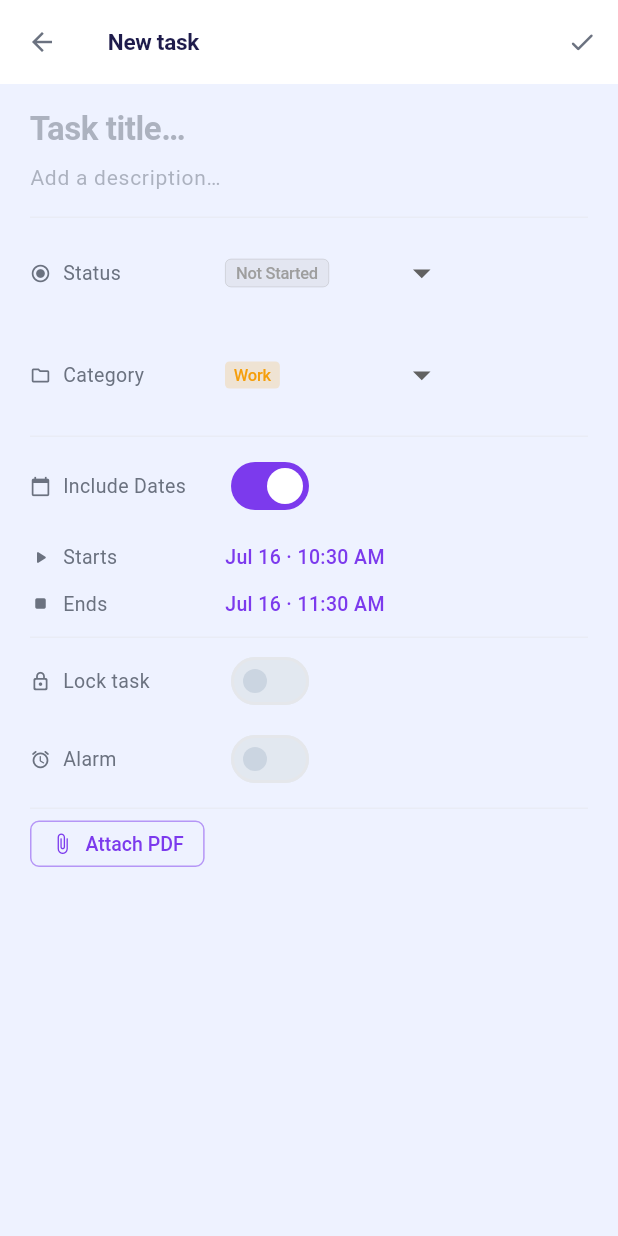
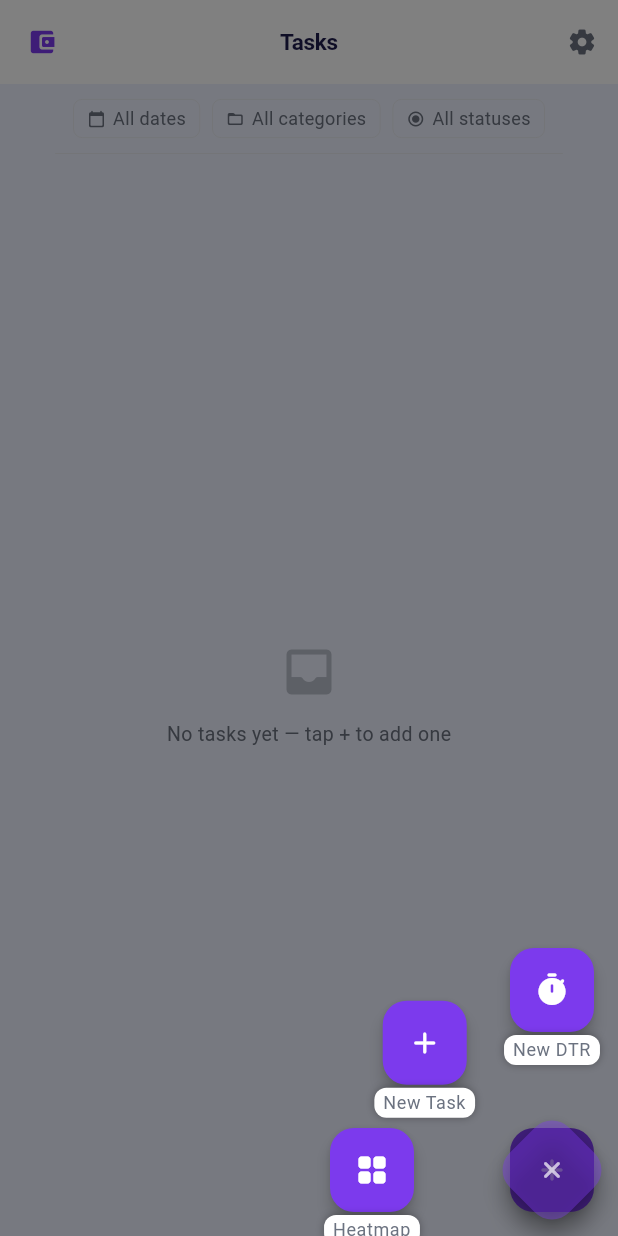
Before and after one commit to YukiTachi-prod/BudgetKo, a Flutter app: the screen it shows after launch, after a tap on the "add" icon, on a phone screen of 412 x 824 dp. Run offline on Flutter 3.47's test engine with Material 3 defaults, Android fonts, the phone set to English and light mode, and no system bars; our stand-ins replace csv, drift, file_picker, fl_chart, flutter_colorpicker, flutter_local_notifications and 4 more; missing offline and left inert: syncfusion_flutter_pdfviewer; accounts and stored records are empty; generated files the repository leaves out were written again.

Commit message:
even more shit

```diff
--- a/lib/providers/settings_provider.dart
+++ b/lib/providers/settings_provider.dart
@@ -25,7 +25,7 @@ class SettingsProvider with ChangeNotifier {
   String _defaultMainScreen = 'Notes';
   String? _alarmSoundPath;
   String _alarmChannelId = 'task_alarms';
-  List<String> _categories = ['Work', 'Personal', 'Shopping', 'Health'];
+  List<String> _categories = ['Work', 'Personal', 'Shopping', 'Health', 'DTR'];
   List<String> _statuses = ['Not Started', 'Ongoing', 'Finished', 'Dropped'];
   Map<String, int> _statusColors = {
     'Not Started': Colors.grey.toARGB32(),
@@ -62,7 +62,10 @@ class SettingsProvider with ChangeNotifier {
     _defaultMainScreen = prefs.getString(_keyDefaultMainScreen) ?? 'Notes';
     _categories =
         prefs.getStringList(_keyCategories) ??
-        ['Work', 'Personal', 'Shopping', 'Health'];
+        ['Work', 'Personal', 'Shopping', 'Health', 'DTR'];
+    if (!_categories.contains('DTR')) {
+      _categories.add('DTR');
+    }
     _statuses =
         prefs.getStringList(_keyStatuses) ??
         ['Not Started', 'Ongoing', 'Finished', 'Dropped'];
@@ -154,6 +157,7 @@ class SettingsProvider with ChangeNotifier {
   }
 
   Future<void> removeCategory(String category) async {
+    if (category == 'DTR') return;
     _categories.remove(category);
     final prefs = await SharedPreferences.getInstance();
     await prefs.setStringList(_keyCategories, _categories);
@@ -209,7 +213,7 @@ class SettingsProvider with ChangeNotifier {
     _currency = '₱';
     _defaultMainScreen = 'Notes';
     _themeColor = null;
-    _categories = ['Work', 'Personal', 'Shopping', 'Health'];
+    _categories = ['Work', 'Personal', 'Shopping', 'Health', 'DTR'];
     _statuses = ['Not Started', 'Ongoing', 'Finished', 'Dropped'];
     _statusColors = {
       'Not Started': Colors.grey.toARGB32(),
--- a/lib/screens/budget_screen.dart
+++ b/lib/screens/budget_screen.dart
@@ -12,6 +12,7 @@ import 'package:flutter_colorpicker/flutter_colorpicker.dart';
 import '../utils/math_util.dart';
 import 'main_screen.dart';
 import 'settings_screen.dart';
+import '../widgets/transition_placeholder.dart';
 
 class BudgetScreen extends StatelessWidget {
   final bool isDefault;
@@ -456,7 +457,8 @@ class BudgetScreen extends StatelessWidget {
             ),
           ],
         ),
-        body: TabBarView(
+        body: TransitionPlaceholder(
+          child: TabBarView(
             children: [
               SingleChildScrollView(
                 padding: const EdgeInsets.all(16.0),
@@ -699,6 +701,7 @@ class BudgetScreen extends StatelessWidget {
               const BudgetAnalyticsTab(),
             ],
           ),
+        ),
         floatingActionButton: FloatingActionButton.extended(
           backgroundColor: theme.colorScheme.primary,
           foregroundColor: Colors.white,
--- a/lib/screens/dashboard_screen.dart
+++ b/lib/screens/dashboard_screen.dart
@@ -2,6 +2,7 @@ import 'package:flutter/material.dart';
 import 'package:provider/provider.dart';
 import '../providers/task_provider.dart';
 import '../widgets/task_list_view.dart';
+import '../widgets/transition_placeholder.dart';
 
 class DashboardScreen extends StatelessWidget {
   const DashboardScreen({super.key});
@@ -9,9 +10,11 @@ class DashboardScreen extends StatelessWidget {
   @override
   Widget build(BuildContext context) {
     final tasks = Provider.of<TaskProvider>(context).tasks;
-    return TaskListView(
-      tasks: tasks,
-      emptyMessage: 'No tasks yet — tap + to add one',
+    return TransitionPlaceholder(
+      child: TaskListView(
+        tasks: tasks,
+        emptyMessage: 'No tasks yet — tap + to add one',
+      ),
     );
   }
 }
--- a/lib/screens/main_screen.dart
+++ b/lib/screens/main_screen.dart
@@ -2,8 +2,10 @@ import 'package:flutter/material.dart';
 import 'package:tasker/screens/dashboard_screen.dart';
 import 'package:tasker/screens/settings_screen.dart';
 import 'package:tasker/screens/task_edit_screen.dart';
+import 'package:tasker/screens/dtr_screen.dart';
 import 'package:tasker/screens/heatmap_screen.dart';
 import 'package:tasker/screens/budget_screen.dart';
+import 'package:tasker/widgets/radial_menu_fab.dart';
 
 class MainScreen extends StatefulWidget {
   const MainScreen({super.key});
@@ -17,6 +19,13 @@ class _MainScreenState extends State<MainScreen> {
     Navigator.push(
       context,
       MaterialPageRoute(builder: (_) => const TaskEditScreen()),
+    );
+  }
+
+  void _openNewDtrTask() {
+    Navigator.push(
+      context,
+      MaterialPageRoute(builder: (_) => const DtrScreen()),
     );
   }
 
@@ -80,6 +89,7 @@ class _MainScreenState extends State<MainScreen> {
           _DesktopHeader(
             title: 'Tasks',
             onNewTask: _openNewTask,
+            onNewDtrTask: _openNewDtrTask,
             onOpenHeatmap: _openHeatmap,
             onOpenBudget: _openBudget,
             onOpenSettings: () {
@@ -101,29 +111,13 @@ class _MainScreenState extends State<MainScreen> {
       appBar: AppBar(
         title: const Text('Tasks'),
         centerTitle: true,
-        leadingWidth: 140, // accommodate 3 icons
-        leading: Row(
-          mainAxisSize: MainAxisSize.min,
-          children: [
-            IconButton(
+        leading: IconButton(
           icon: Icon(
             Icons.account_balance_wallet_rounded,
             color: Theme.of(context).colorScheme.primary,
           ),
           onPressed: _openBudget,
           tooltip: 'Wallet',
-            ),
-            IconButton(
-              icon: const Icon(Icons.grid_view_rounded),
-              onPressed: _openHeatmap,
-              tooltip: 'Web: Open Heatmap (Squeeze)',
-            ),
-            IconButton(
-              icon: const Icon(Icons.add_rounded),
-              onPressed: _openNewTask,
-              tooltip: 'New task',
-            ),
-          ],
         ),
         actions: [
           IconButton(
@@ -139,6 +133,27 @@ class _MainScreenState extends State<MainScreen> {
         ],
       ),
       body: const DashboardScreen(),
+      floatingActionButton: RadialMenuFab(
+        mainIcon: Icons.add_rounded,
+        onMainTap: _openNewTask,
+        items: [
+          RadialMenuItem(
+            icon: Icons.grid_view_rounded,
+            onTap: _openHeatmap,
+            tooltip: 'Heatmap',
+          ),
+          RadialMenuItem(
+            icon: Icons.add_rounded,
+            onTap: _openNewTask,
+            tooltip: 'New Task',
+          ),
+          RadialMenuItem(
+            icon: Icons.timer_rounded,
+            onTap: _openNewDtrTask,
+            tooltip: 'New DTR',
+          ),
+        ],
+      ),
     );
   }
 }
@@ -146,6 +161,7 @@ class _MainScreenState extends State<MainScreen> {
 class _DesktopHeader extends StatelessWidget {
   final String title;
   final VoidCallback onNewTask;
+  final VoidCallback onNewDtrTask;
   final VoidCallback onOpenHeatmap;
   final VoidCallback onOpenBudget;
   final VoidCallback onOpenSettings;
@@ -153,6 +169,7 @@ class _DesktopHeader extends StatelessWidget {
   const _DesktopHeader({
     required this.title,
     required this.onNewTask,
+    required this.onNewDtrTask,
     required this.onOpenHeatmap,
     required this.onOpenBudget,
     required this.onOpenSettings,
@@ -190,6 +207,12 @@ class _DesktopHeader extends StatelessWidget {
             label: const Text('New task'),
             onPressed: onNewTask,
           ),
+          const SizedBox(width: 8),
+          FilledButton.tonalIcon(
+            icon: const Icon(Icons.timer_rounded, size: 16),
+            label: const Text('New DTR'),
+            onPressed: onNewDtrTask,
+          ),
           const Spacer(),
           Text(title, style: theme.textTheme.titleLarge),
           const Spacer(),
--- a/lib/screens/settings_screen.dart
+++ b/lib/screens/settings_screen.dart
@@ -10,6 +10,7 @@ import 'package:file_picker/file_picker.dart';
 import '../services/platform/platform_file_service.dart';
 import '../services/notification/notification_service.dart';
 import 'package:flutter_colorpicker/flutter_colorpicker.dart';
+import '../widgets/transition_placeholder.dart';
 
 class SettingsScreen extends StatelessWidget {
   const SettingsScreen({super.key});
@@ -21,7 +22,8 @@ class SettingsScreen extends StatelessWidget {
 
     return Scaffold(
       appBar: AppBar(title: const Text('Settings'), centerTitle: true),
-      body: ListView(
+      body: TransitionPlaceholder(
+        child: ListView(
           children: [
             _buildSectionHeader('Appearance'),
             ListTile(
@@ -274,6 +276,7 @@ class SettingsScreen extends StatelessWidget {
             ),
             const SizedBox(height: 32),
           ],
+        ),
       ),
     );
   }
--- /dev/null
+++ b/lib/widgets/radial_menu_fab.dart
@@ -0,0 +1,265 @@
+import 'package:flutter/material.dart';
+import 'dart:math' as math;
+
+class RadialMenuItem {
+  final IconData icon;
+  final VoidCallback onTap;
+  final String tooltip;
+  final Color? color;
+  final Color? iconColor;
+
+  RadialMenuItem({
+    required this.icon,
+    required this.onTap,
+    required this.tooltip,
+    this.color,
+    this.iconColor,
+  });
+}
+
+class RadialMenuFab extends StatefulWidget {
+  final List<RadialMenuItem> items;
+  final IconData mainIcon;
+  final VoidCallback? onMainTap;
+  final double radius;
+
+  const RadialMenuFab({
+    super.key,
+    required this.items,
+    this.mainIcon = Icons.add,
+    this.onMainTap,
+    this.radius = 120.0,
+  });
+
+  @override
+  State<RadialMenuFab> createState() => _RadialMenuFabState();
+}
+
+class _RadialMenuFabState extends State<RadialMenuFab> {
+  OverlayEntry? _overlayEntry;
+  bool _isOverlayOpen = false;
+  final GlobalKey<_RadialMenuOverlayWidgetState> _overlayKey = GlobalKey();
+
+  void _toggleOverlay(BuildContext context) {
+    if (_isOverlayOpen) {
+      _overlayKey.currentState?.closeMenu();
+      return;
+    }
+
+    _isOverlayOpen = true;
+    final renderBox = context.findRenderObject() as RenderBox;
+    final fabPosition = renderBox.localToGlobal(renderBox.size.center(Offset.zero));
+
+    _overlayEntry = OverlayEntry(
+      builder: (context) {
+        return _RadialMenuOverlayWidget(
+          key: _overlayKey,
+          items: widget.items,
+          mainIcon: widget.mainIcon,
+          radius: widget.radius,
+          fabPosition: fabPosition,
+          onClosed: _removeOverlay,
+        );
+      },
+    );
+
+    Overlay.of(context).insert(_overlayEntry!);
+  }
+
+  void _removeOverlay() {
+    if (_overlayEntry != null) {
+      _overlayEntry!.remove();
+      _overlayEntry = null;
+    }
+    _isOverlayOpen = false;
+  }
+
+  @override
+  Widget build(BuildContext context) {
+    return FloatingActionButton(
+      heroTag: 'radial_main',
+      elevation: 6,
+      backgroundColor: Theme.of(context).colorScheme.primary,
+      foregroundColor: Theme.of(context).colorScheme.onPrimary,
+      onPressed: () => _toggleOverlay(context),
+      child: Icon(widget.mainIcon),
+    );
+  }
+}
+
+class _RadialMenuOverlayWidget extends StatefulWidget {
+  final List<RadialMenuItem> items;
+  final IconData mainIcon;
+  final double radius;
+  final Offset fabPosition;
+  final VoidCallback onClosed;
+
+  const _RadialMenuOverlayWidget({
+    super.key,
+    required this.items,
+    required this.mainIcon,
+    required this.radius,
+    required this.fabPosition,
+    required this.onClosed,
+  });
+
+  @override
+  State<_RadialMenuOverlayWidget> createState() => _RadialMenuOverlayWidgetState();
+}
+
+class _RadialMenuOverlayWidgetState extends State<_RadialMenuOverlayWidget> with SingleTickerProviderStateMixin {
+  late AnimationController _controller;
+  late Animation<double> _animation;
+
+  @override
+  void initState() {
+    super.initState();
+    _controller = AnimationController(
+      vsync: this,
+      duration: const Duration(milliseconds: 250),
+    );
+    _animation = CurvedAnimation(parent: _controller, curve: Curves.easeOutCubic);
+    _controller.forward();
+  }
+
+  @override
+  void dispose() {
+    _controller.dispose();
+    super.dispose();
+  }
+
+  void closeMenu([VoidCallback? action]) {
+    _controller.reverse().then((_) {
+      if (action != null) action();
+      widget.onClosed();
+    });
+  }
+
+  @override
+  Widget build(BuildContext context) {
+    return Positioned.fill(
+      child: GestureDetector(
+        onTap: () => closeMenu(),
+        child: AnimatedBuilder(
+          animation: _animation,
+          builder: (context, child) {
+            return Container(
+              color: Colors.black.withValues(alpha: 0.5 * _animation.value),
+              child: Stack(
+                children: [
+                  // Radial items
+                  ...List.generate(widget.items.length, (index) {
+                    double startAngle = -math.pi; // Left
+                    double endAngle = -math.pi / 2; // Top
+
+                    double angle;
+                    if (widget.items.length == 1) {
+                      angle = -math.pi * 3 / 4;
+                    } else {
+                      angle = startAngle + (endAngle - startAngle) * (index / (widget.items.length - 1));
+                    }
+
+                    // Interpolate position from fab center to target
+                    final targetPos = Offset(
+                      widget.fabPosition.dx + widget.radius * math.cos(angle),
+                      widget.fabPosition.dy + widget.radius * math.sin(angle),
+                    );
+
+                    final currentPos = Offset.lerp(widget.fabPosition, targetPos, _animation.value)!;
+
+                    return Positioned(
+                      left: currentPos.dx - 28,
+                      top: currentPos.dy - 28,
+                      child: Transform.scale(
+                        scale: _animation.value,
+                        child: FloatingActionButton(
+                          heroTag: 'radial_$index',
+                          elevation: 4,
+                          backgroundColor: widget.items[index].color ?? Theme.of(context).colorScheme.primary,
+                          foregroundColor: widget.items[index].iconColor ?? Theme.of(context).colorScheme.onPrimary,
+                          onPressed: () {
+                            closeMenu(widget.items[index].onTap);
+                          },
+                          child: Icon(widget.items[index].icon),
+                        ),
+                      ),
+                    );
+                  }),
+
+                  // Tooltips
+                  ...List.generate(widget.items.length, (index) {
+                    double startAngle = -math.pi;
+                    double endAngle = -math.pi / 2;
+                    double angle = widget.items.length == 1
+                        ? -math.pi * 3 / 4
+                        : startAngle + (endAngle - startAngle) * (index / (widget.items.length - 1));
+
+                    final targetPos = Offset(
+                      widget.fabPosition.dx + widget.radius * math.cos(angle),
+                      widget.fabPosition.dy + widget.radius * math.sin(angle),
+                    );
+
+                    final currentPos = Offset.lerp(widget.fabPosition, targetPos, _animation.value)!;
+
+                    return Positioned(
+                      left: currentPos.dx - 40,
+                      top: currentPos.dy + 30, // below the button
+                      width: 80,
+                      child: Opacity(
+                        opacity: _animation.value,
+                        child: Center(
+                          child: Material(
+                            color: Colors.transparent,
+                            child: Container(
+                              padding: const EdgeInsets.symmetric(horizontal: 6, vertical: 2),
+                              decoration: BoxDecoration(
+                                color: Theme.of(context).colorScheme.surface,
+                                borderRadius: BorderRadius.circular(8),
+                                boxShadow: [
+                                  BoxShadow(
+                                    color: Colors.black.withValues(alpha: 0.3),
+                                    blurRadius: 4,
+                                  )
+                                ]
+                              ),
+                              child: Text(
+                                widget.items[index].tooltip,
+                                style: Theme.of(context).textTheme.bodySmall,
+                                textAlign: TextAlign.center,
+                              ),
+                            ),
+                          ),
+                        ),
+                      ),
+                    );
+                  }),
+
+                  // Main FAB button (centered) to close
+                  Positioned(
+                    left: widget.fabPosition.dx - 28,
+                    top: widget.fabPosition.dy - 28,
+                    child: Transform.rotate(
+                      angle: _animation.value * math.pi / 4, // rotates to form an X if it was a +
+                      child: FloatingActionButton(
+                        heroTag: 'radial_main_active',
+                        elevation: 6,
+                        backgroundColor: Theme.of(context).colorScheme.primary.withValues(
+                          alpha: 1.0 - (0.6 * _animation.value),
+                        ),
+                        foregroundColor: Theme.of(context).colorScheme.onPrimary.withValues(
+                          alpha: 1.0 - (0.3 * _animation.value),
+                        ),
+                        onPressed: () => closeMenu(),
+                        child: Icon(widget.mainIcon),
+                      ),
+                    ),
+                  ),
+                ],
+              ),
+            );
+          },
+        ),
+      ),
+    );
+  }
+}
--- /dev/null
+++ b/lib/widgets/transition_placeholder.dart
@@ -0,0 +1,82 @@
+import 'package:flutter/material.dart';
+
+class TransitionPlaceholder extends StatefulWidget {
+  final Widget child;
+
+  const TransitionPlaceholder({
+    super.key,
+    required this.child,
+  });
+
+  @override
+  State<TransitionPlaceholder> createState() => _TransitionPlaceholderState();
+}
+
+class _TransitionPlaceholderState extends State<TransitionPlaceholder> {
+  bool _isTransitionCompleted = false;
+  Animation<double>? _animation;
+
+  @override
+  void didChangeDependencies() {
+    super.didChangeDependencies();
+    if (!_isTransitionCompleted) {
+      final route = ModalRoute.of(context);
+      if (route != null && route.animation != null) {
+        _animation = route.animation;
+        if (_animation!.isCompleted) {
+          Future.delayed(const Duration(seconds: 1), () {
+            if (mounted) {
+              setState(() {
+                _isTransitionCompleted = true;
+              });
+            }
+          });
+        } else {
+          _animation!.addStatusListener(_handleStatusChange);
+        }
+      } else {
+        Future.delayed(const Duration(seconds: 1), () {
+          if (mounted) {
+            setState(() {
+              _isTransitionCompleted = true;
+            });
+          }
+        });
+      }
+    }
+  }
+
+  void _handleStatusChange(AnimationStatus status) {
+    if (status == AnimationStatus.completed) {
+      _animation?.removeStatusListener(_handleStatusChange);
+      Future.delayed(const Duration(milliseconds: 500 ), () {
+        if (mounted) {
+          setState(() {
+            _isTransitionCompleted = true;
+          });
+        }
+      });
+    }
+  }
+
+  @override
+  void dispose() {
+    _animation?.removeStatusListener(_handleStatusChange);
+    super.dispose();
+  }
+
+  @override
+  Widget build(BuildContext context) {
+    return AnimatedSwitcher(
+      duration: const Duration(milliseconds: 300),
+      child: _isTransitionCompleted
+          ? KeyedSubtree(
+              key: const ValueKey('content'),
+              child: widget.child,
+            )
+          : const SizedBox(
+              key: ValueKey('empty'),
+            ),
+    );
+  }
+}
```
Also changed, not shown: lib/screens/dtr_screen.dart (added, +273 -0 lines). Lines whose indentation alone changed are shown as unchanged.
